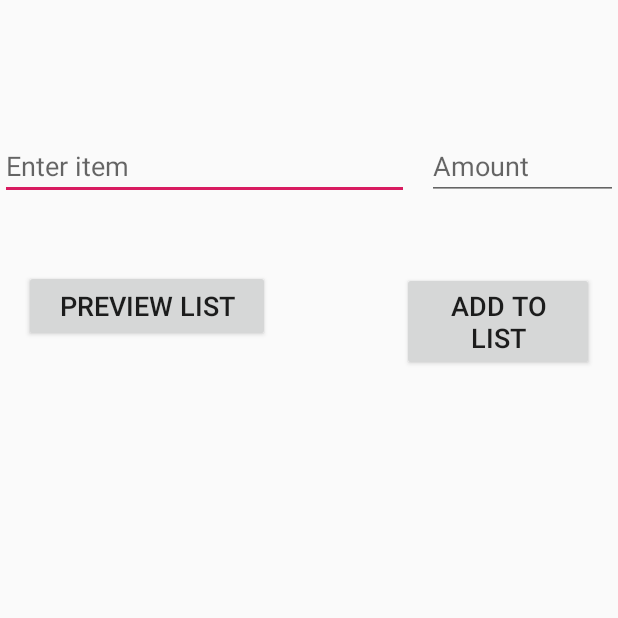
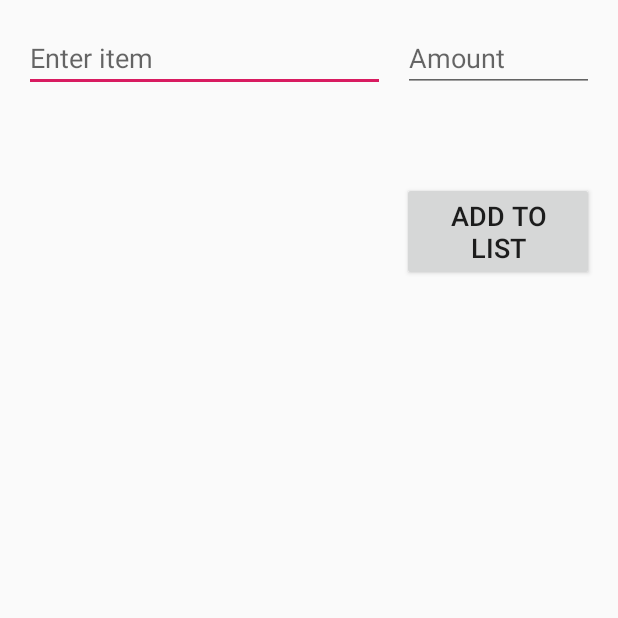
Before and after one commit to Georg1992/SHOPPINGLIST, an Android app: the screen it shows after launch (AddItemsActivity), after a tap on "Food", on a phone screen of 412 x 824 dp, the top half of it. Run offline under Robolectric (Android 15) with nearby library versions, the phone set to English and light mode, and no system bars.

Commit message:
Improve AddItemsActivity class

```diff
--- a/app/src/main/java/com/example/georg/shoppinglist/MainActivity.java
+++ b/app/src/main/java/com/example/georg/shoppinglist/MainActivity.java
@@ -26,9 +26,6 @@ public class MainActivity extends AppCompatActivity {
         super.onCreate(savedInstanceState);
         setContentView(R.layout.activity_main);
 
-        configSwitchButton(); //Temporary switch activity method
-
-
         lv = (ListView) findViewById(R.id.categoryListView);
 
         lv.setAdapter(new ArrayAdapter<Category>(
@@ -53,16 +50,9 @@ public class MainActivity extends AppCompatActivity {
     }
 
 
-    public void configSwitchButton() {
-        Button SwitchButton = (Button) findViewById(R.id.savedLists);
-      SwitchButton.setOnClickListener(new View.OnClickListener() {
-          @Override
-          public void onClick(View v) {
-              startActivity(new Intent(MainActivity.this, Saved_Lists.class));
-          }
-          //Temporary switch activity method
-
-      });
+    public void showListButton(View view) {
+         Intent showList = new Intent(this, ListGeneratorActivity.class);
+         startActivity(showList);
     }
 
 
--- a/app/src/main/res/layout/activity_add_items.xml
+++ b/app/src/main/res/layout/activity_add_items.xml
@@ -10,7 +10,9 @@
         android:id="@+id/itemName"
         android:layout_width="0dp"
         android:layout_height="wrap_content"
-        android:layout_marginTop="88dp"
+        android:layout_marginStart="16dp"
+        android:layout_marginLeft="16dp"
+        android:layout_marginTop="16dp"
         android:layout_marginEnd="12dp"
         android:layout_marginRight="12dp"
         android:ems="10"
@@ -27,6 +29,8 @@
         android:id="@+id/amount"
         android:layout_width="127dp"
         android:layout_height="wrap_content"
+        android:layout_marginEnd="16dp"
+        android:layout_marginRight="16dp"
         android:ems="10"
         android:hint="Amount"
         android:inputType="number"
@@ -41,47 +45,31 @@
         android:id="@+id/addButton"
         android:layout_width="128dp"
         android:layout_height="wrap_content"
+        android:layout_marginTop="16dp"
         android:layout_marginEnd="16dp"
         android:layout_marginRight="16dp"
+        android:layout_marginBottom="16dp"
         android:onClick="addToList"
         android:text="ADD TO LIST"
         android:textSize="18sp"
-        app:layout_constraintBaseline_toBaselineOf="@+id/button"
+        app:layout_constraintBottom_toTopOf="@+id/guideline"
         app:layout_constraintEnd_toEndOf="parent"
-        app:layout_constraintHorizontal_bias="0.5"
-        app:layout_constraintStart_toEndOf="@+id/button" />
-
-    <Button
-        android:id="@+id/button"
-        android:layout_width="0dp"
-        android:layout_height="wrap_content"
-        android:layout_marginStart="16dp"
-        android:layout_marginLeft="16dp"
-        android:layout_marginTop="180dp"
-        android:layout_marginEnd="88dp"
-        android:layout_marginRight="88dp"
-        android:onClick="previewList"
-        android:text="Preview List"
-        android:textSize="18sp"
-        app:layout_constraintEnd_toStartOf="@+id/addButton"
-        app:layout_constraintHorizontal_bias="0.5"
-        app:layout_constraintStart_toStartOf="parent"
-        app:layout_constraintTop_toTopOf="parent" />
+        app:layout_constraintTop_toBottomOf="@+id/amount" />
 
     <android.support.constraint.Guideline
         android:id="@+id/guideline"
         android:layout_width="wrap_content"
         android:layout_height="wrap_content"
         android:orientation="horizontal"
-        app:layout_constraintGuide_percent="0.5" />
+        app:layout_constraintGuide_percent="0.3" />
 
     <ListView
         android:id="@+id/itemInCategory"
-        android:layout_width="368dp"
-        android:layout_height="166dp"
+        android:layout_width="0dp"
+        android:layout_height="0dp"
         android:layout_marginStart="16dp"
         android:layout_marginLeft="16dp"
-        android:layout_marginTop="8dp"
+        android:layout_marginTop="16dp"
         android:layout_marginEnd="16dp"
         android:layout_marginRight="16dp"
         android:layout_marginBottom="16dp"
--- a/app/src/main/res/layout/activity_main.xml
+++ b/app/src/main/res/layout/activity_main.xml
@@ -28,6 +28,7 @@
         android:layout_marginTop="8dp"
         android:layout_marginEnd="8dp"
         android:layout_marginRight="8dp"
+        android:onClick="showListButton"
         android:text="Saved Lists"
         app:layout_constraintEnd_toEndOf="parent"
         app:layout_constraintStart_toStartOf="parent"
```
Also changed, not shown: app/src/main/java/com/example/georg/shoppinglist/AddItemsActivity.java (+2 -7 lines), app/src/main/java/com/example/georg/shoppinglist/Saved_Lists.java (deleted, +0 -26 lines).
